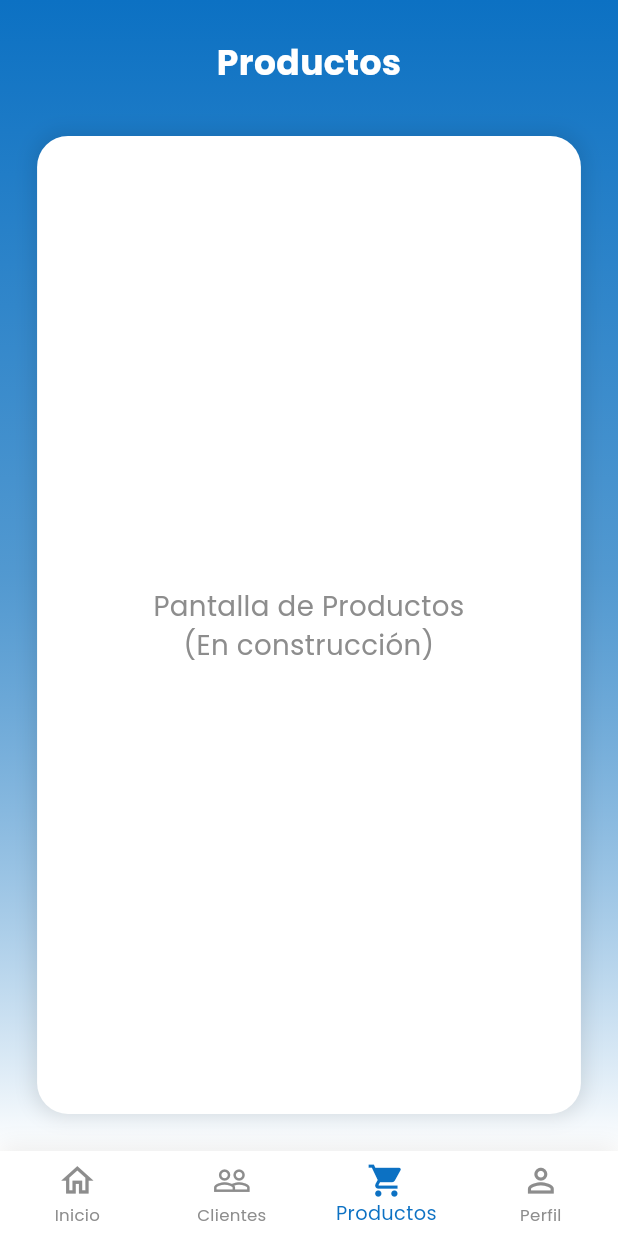
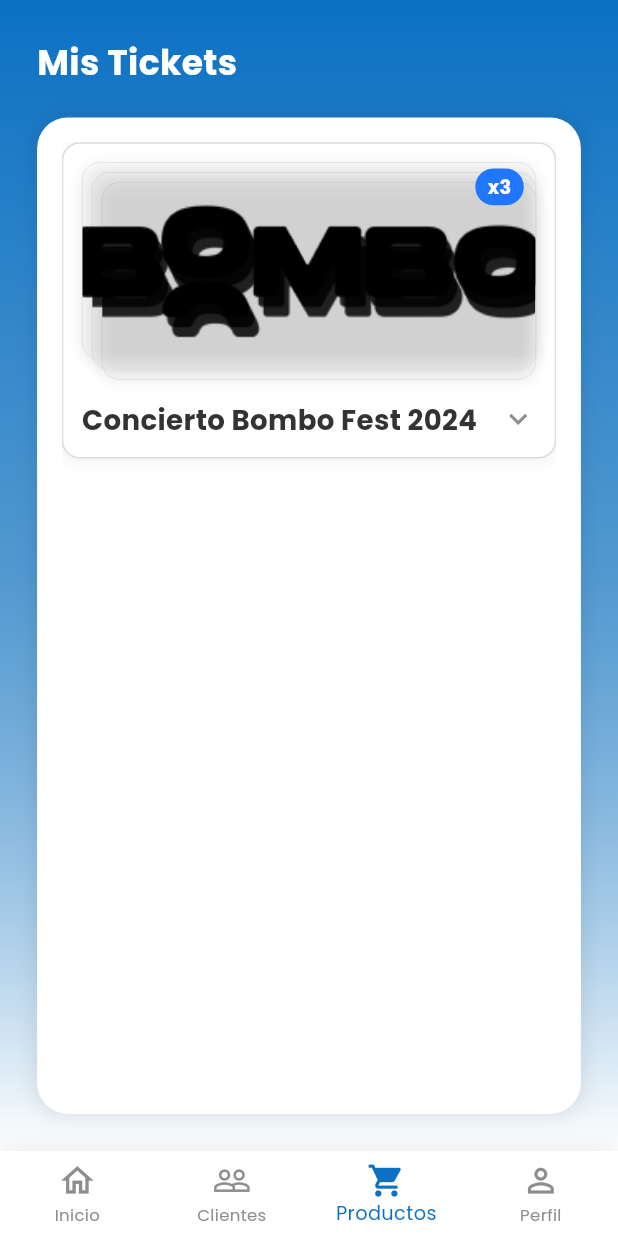
Before and after one commit to AlexJarkov/bombotickets, a Flutter app: the screen it shows after launch, item 3 of the bottom bar chosen, on a phone screen of 412 x 824 dp. Run offline on Flutter 3.47's test engine with Material 3 defaults, Android fonts, the phone set to English and light mode, and no system bars; our stand-ins replace dio, flutter_dotenv, flutter_riverpod, go_router, google_fonts, hooks_riverpod; project files that could hold a hidden picture were left out.

Commit message:
tickets tab created

```diff
--- a/lib/features/shared/presentation/main_layout.dart
+++ b/lib/features/shared/presentation/main_layout.dart
@@ -4,6 +4,7 @@ import 'package:bombotickets/features/auth/providers/auth_provider.dart';
 import 'package:flutter/material.dart';
 import 'package:flutter_riverpod/flutter_riverpod.dart';
 import 'package:go_router/go_router.dart';
+import 'package:bombotickets/features/tickets/presentation/tickets_screen.dart';
 
 class MainLayout extends ConsumerStatefulWidget {
   final int initialIndex;
@@ -235,7 +236,7 @@ class _MainLayoutState extends ConsumerState<MainLayout> {
       case 1:
         return const _ClientesContent();
       case 2:
-        return const _ProductosContent();
+        return const TicketsScreen();
       case 3:
         return const _HomeContent(); // Profile se maneja con bottom sheet
       default:
@@ -457,69 +458,4 @@ class _ClientesContent extends StatelessWidget {
   }
 }
 
-class _ProductosContent extends StatelessWidget {
-  const _ProductosContent();
-
-  @override
-  Widget build(BuildContext context) {
-    final res = Responsive.of(context);
-
-    return Container(
-      decoration: BoxDecoration(
-        gradient: LinearGradient(
-          colors: [
-            AppTheme.primaryColor,
-            AppTheme.primaryColor.withOpacity(0.7),
-            Colors.white,
-          ],
-          begin: Alignment.topCenter,
-          end: Alignment.bottomCenter,
-        ),
-      ),
-      child: SafeArea(
-        child: Padding(
-          padding: EdgeInsets.all(res.wp(6)),
-          child: Column(
-            children: [
-              Text(
-                'Productos',
-                style: TextStyle(
-                  fontSize: res.dp(2.5),
-                  fontWeight: FontWeight.bold,
-                  color: Colors.white,
-                ),
-              ),
-              SizedBox(height: res.hp(4)),
-              Expanded(
-                child: Container(
-                  padding: EdgeInsets.all(res.wp(6)),
-                  decoration: BoxDecoration(
-                    color: Colors.white,
-                    borderRadius: BorderRadius.circular(res.wp(5)),
-                    boxShadow: [
-                      BoxShadow(
-                        color: Colors.black.withOpacity(0.1),
-                        blurRadius: res.wp(2.5),
-                        spreadRadius: res.wp(0.5),
-                      ),
-                    ],
-                  ),
-                  child: Center(
-                    child: Text(
-                      'Pantalla de Productos\n(En construcción)',
-                      style: TextStyle(
-                        fontSize: res.dp(2),
-                        color: AppTheme.grey1,
-                      ),
-                      textAlign: TextAlign.center,
-                    ),
-                  ),
-                ),
-              ),
-            ],
-          ),
-        ),
-      ),
-    );
-  }
-}
+// Reemplazado por TicketsScreen
--- /dev/null
+++ b/lib/features/tickets/entities/ticket.dart
@@ -0,0 +1,45 @@
+import 'package:flutter/material.dart';
+
+enum TicketStatus { activo, usado, vendido }
+
+extension TicketStatusX on TicketStatus {
+  String get label {
+    switch (this) {
+      case TicketStatus.activo:
+        return 'Activo';
+      case TicketStatus.usado:
+        return 'Usado';
+      case TicketStatus.vendido:
+        return 'Vendido';
+    }
+  }
+
+  Color get color {
+    switch (this) {
+      case TicketStatus.activo:
+        return Colors.green;
+      case TicketStatus.usado:
+        return Colors.grey;
+      case TicketStatus.vendido:
+        return Colors.orange;
+    }
+  }
+}
+
+class Ticket {
+  final String id;
+  final String eventName;
+  final String imageAsset;
+  final TicketStatus status;
+  final String? qrAsset; // imagen QR local para demo
+  final String? qrData; // futuro: dato para generar QR
+
+  const Ticket({
+    required this.id,
+    required this.eventName,
+    required this.imageAsset,
+    required this.status,
+    this.qrAsset,
+    this.qrData,
+  });
+}
--- /dev/null
+++ b/lib/features/tickets/presentation/tickets_screen.dart
@@ -0,0 +1,223 @@
+import 'package:bombotickets/config/theme/theme.dart';
+import 'package:bombotickets/features/shared/utils/responsive.dart';
+import 'package:flutter/material.dart';
+import '../entities/ticket.dart';
+import '../widgets/event_tickets_group.dart';
+
+class TicketsScreen extends StatelessWidget {
+  const TicketsScreen({super.key});
+
+  @override
+  Widget build(BuildContext context) {
+    final res = Responsive.of(context);
+    // Tickets hardcodeados para demo
+    const tickets = [
+      Ticket(
+        id: 'TCKT-001',
+        eventName: 'Concierto Bombo Fest 2024',
+        imageAsset: 'assets/images/banner_bombo.png',
+        status: TicketStatus.activo,
+        qrAsset: 'assets/images/qr.png',
+        qrData: 'BOMBO_TICKET_TCKT-001',
+      ),
+      Ticket(
+        id: 'TCKT-002',
+        eventName: 'Concierto Bombo Fest 2024',
+        imageAsset: 'assets/images/banner_bombo.png',
+        status: TicketStatus.activo,
+        qrAsset: 'assets/images/qr.png',
+        qrData: 'BOMBO_TICKET_TCKT-002',
+      ),
+      Ticket(
+        id: 'TCKT-003',
+        eventName: 'Concierto Bombo Fest 2024',
+        imageAsset: 'assets/images/banner_bombo.png',
+        status: TicketStatus.usado,
+        qrAsset: 'assets/images/qr.png',
+        qrData: 'BOMBO_TICKET_TCKT-003',
+      ),
+    ];
+
+    return Container(
+      decoration: BoxDecoration(
+        gradient: LinearGradient(
+          colors: [
+            AppTheme.primaryColor,
+            AppTheme.primaryColor.withOpacity(0.7),
+            Colors.white,
+          ],
+          begin: Alignment.topCenter,
+          end: Alignment.bottomCenter,
+        ),
+      ),
+      child: SafeArea(
+        child: Padding(
+          padding: EdgeInsets.all(res.wp(6)),
+          child: Column(
+            crossAxisAlignment: CrossAxisAlignment.start,
+            children: [
+              Text(
+                'Mis Tickets',
+                style: TextStyle(
+                  fontSize: res.dp(2.5),
+                  fontWeight: FontWeight.bold,
+                  color: Colors.white,
+                ),
+              ),
+              SizedBox(height: res.hp(2.5)),
+
+              Expanded(
+                child: Container(
+                  padding: EdgeInsets.all(res.wp(4)),
+                  decoration: BoxDecoration(
+                    color: Colors.white,
+                    borderRadius: BorderRadius.circular(res.wp(5)),
+                    boxShadow: [
+                      BoxShadow(
+                        color: Colors.black.withOpacity(0.08),
+                        blurRadius: res.wp(2.5),
+                        spreadRadius: res.wp(0.5),
+                      ),
+                    ],
+                  ),
+                  child: _GroupedTickets(
+                    tickets: tickets,
+                    onShowQr: (t) => _showQr(context, t),
+                  ),
+                ),
+              ),
+            ],
+          ),
+        ),
+      ),
+    );
+  }
+
+  void _showQr(BuildContext context, Ticket ticket) {
+    final res = Responsive.of(context);
+
+    showModalBottomSheet(
+      context: context,
+      isScrollControlled: true,
+      backgroundColor: Colors.transparent,
+      builder: (context) => Container(
+        padding: EdgeInsets.all(res.wp(6)),
+        decoration: BoxDecoration(
+          color: Colors.white,
+          borderRadius: BorderRadius.only(
+            topLeft: Radius.circular(res.wp(6)),
+            topRight: Radius.circular(res.wp(6)),
+          ),
+        ),
+        child: Column(
+          mainAxisSize: MainAxisSize.min,
+          crossAxisAlignment: CrossAxisAlignment.center,
+          children: [
+            Container(
+              width: res.wp(12),
+              height: res.hp(0.5),
+              decoration: BoxDecoration(
+                color: Colors.grey[300],
+                borderRadius: BorderRadius.circular(res.wp(2)),
+              ),
+            ),
+            SizedBox(height: res.hp(2)),
+            Text(
+              ticket.eventName,
+              textAlign: TextAlign.center,
+              style: TextStyle(
+                fontSize: res.dp(2.2),
+                fontWeight: FontWeight.w700,
+                color: AppTheme.bodyFontColor,
+              ),
+            ),
+            SizedBox(height: res.hp(2)),
+
+            // Para demo: mostramos imagen de QR local. Si se provee qrData,
+            // se puede reemplazar por un generador de QR (p.ej. qr_flutter).
+            if (ticket.qrAsset != null)
+              ClipRRect(
+                borderRadius: BorderRadius.circular(res.wp(2)),
+                child: Image.asset(
+                  ticket.qrAsset!,
+                  width: res.wp(60),
+                  height: res.wp(60),
+                  fit: BoxFit.contain,
+                ),
+              )
+            else
+              Container(
+                width: res.wp(60),
+                height: res.wp(60),
+                alignment: Alignment.center,
+                decoration: BoxDecoration(
+                  color: AppTheme.greyInputBg,
+                  borderRadius: BorderRadius.circular(res.wp(2)),
+                ),
+                child: const Text('QR no disponible'),
+              ),
+
+            SizedBox(height: res.hp(2)),
+            Text(
+              'Muestra este QR al ingresar al evento',
+              style: TextStyle(
+                color: AppTheme.grey1,
+                fontSize: res.dp(1.6),
+              ),
+            ),
+            SizedBox(height: res.hp(2.5)),
+            SizedBox(
+              width: double.infinity,
+              child: ElevatedButton(
+                onPressed: () => Navigator.pop(context),
+                style: ElevatedButton.styleFrom(
+                  backgroundColor: AppTheme.highlightBlue,
+                  foregroundColor: Colors.white,
+                  padding: EdgeInsets.symmetric(vertical: res.hp(1.6)),
+                  shape: RoundedRectangleBorder(
+                    borderRadius:
+                        BorderRadius.circular(AppTheme.borderRadiusSmall),
+                  ),
+                ),
+                child: const Text('Cerrar'),
+              ),
+            ),
+          ],
+        ),
+      ),
+    );
+  }
+}
+
+class _GroupedTickets extends StatelessWidget {
+  final List<Ticket> tickets;
+  final void Function(Ticket) onShowQr;
+
+  const _GroupedTickets({required this.tickets, required this.onShowQr});
+
+  @override
+  Widget build(BuildContext context) {
+    // Agrupar tickets por evento (clave: nombre del evento)
+    final Map<String, List<Ticket>> groups = {};
+    for (final t in tickets) {
+      groups.putIfAbsent(t.eventName, () => []).add(t);
+    }
+
+    return ListView(
+      children: groups.entries.map((entry) {
+        final eventName = entry.key;
+        final list = entry.value;
+        final image = list.first.imageAsset;
+
+        return EventTicketsGroup(
+          eventName: eventName,
+          imageAsset: image,
+          tickets: list,
+          onShowQr: onShowQr,
+        );
+      }).toList(),
+    );
+  }
+}
+
+// Estado vacío eliminado porque el card está hardcodeado en esta pantalla.
--- /dev/null
+++ b/lib/features/tickets/widgets/event_tickets_group.dart
@@ -0,0 +1,198 @@
+import 'package:bombotickets/config/theme/theme.dart';
+import 'package:bombotickets/features/shared/utils/responsive.dart';
+import 'package:flutter/material.dart';
+import '../entities/ticket.dart';
+import 'ticket_card.dart';
+
+class EventTicketsGroup extends StatefulWidget {
+  final String eventName;
+  final String imageAsset;
+  final List<Ticket> tickets;
+  final void Function(Ticket) onShowQr;
+
+  const EventTicketsGroup({
+    super.key,
+    required this.eventName,
+    required this.imageAsset,
+    required this.tickets,
+    required this.onShowQr,
+  });
+
+  @override
+  State<EventTicketsGroup> createState() => _EventTicketsGroupState();
+}
+
+class _EventTicketsGroupState extends State<EventTicketsGroup> {
+  bool _expanded = false;
+
+  @override
+  Widget build(BuildContext context) {
+    final res = Responsive.of(context);
+
+    return AnimatedCrossFade(
+      crossFadeState:
+          _expanded ? CrossFadeState.showSecond : CrossFadeState.showFirst,
+      duration: const Duration(milliseconds: 250),
+      firstChild: _PilePreview(
+        eventName: widget.eventName,
+        imageAsset: widget.imageAsset,
+        count: widget.tickets.length,
+        onTap: () => setState(() => _expanded = true),
+      ),
+      secondChild: Column(
+        crossAxisAlignment: CrossAxisAlignment.stretch,
+        children: [
+          // Header expanded
+          Row(
+            children: [
+              Expanded(
+                child: Text(
+                  widget.eventName,
+                  style: TextStyle(
+                    fontSize: res.dp(2.2),
+                    fontWeight: FontWeight.w700,
+                    color: AppTheme.bodyFontColor,
+                  ),
+                ),
+              ),
+              IconButton(
+                onPressed: () => setState(() => _expanded = false),
+                icon: const Icon(Icons.expand_less),
+              ),
+            ],
+          ),
+          SizedBox(height: res.hp(1)),
+          ...widget.tickets.map(
+            (t) => TicketCard(
+              ticket: t,
+              onShowQr: () => widget.onShowQr(t),
+            ),
+          ),
+          SizedBox(height: res.hp(2)),
+        ],
+      ),
+    );
+  }
+}
+
+class _PilePreview extends StatelessWidget {
+  final String eventName;
+  final String imageAsset;
+  final int count;
+  final VoidCallback onTap;
+
+  const _PilePreview({
+    required this.eventName,
+    required this.imageAsset,
+    required this.count,
+    required this.onTap,
+  });
+
+  @override
+  Widget build(BuildContext context) {
+    final res = Responsive.of(context);
+    final int layers = count.clamp(1, 3).toInt();
+
+    return GestureDetector(
+      onTap: onTap,
+      child: Container(
+        margin: EdgeInsets.only(bottom: res.hp(2)),
+        padding: EdgeInsets.all(res.wp(3)),
+        decoration: BoxDecoration(
+          color: Colors.white,
+          borderRadius: BorderRadius.circular(AppTheme.borderRadiusNormal),
+          boxShadow: [
+            BoxShadow(
+              color: Colors.black.withOpacity(0.06),
+              blurRadius: res.wp(2),
+              offset: Offset(0, res.hp(0.2)),
+            )
+          ],
+          border: Border.all(color: AppTheme.navBorderColor),
+        ),
+        child: Column(
+          crossAxisAlignment: CrossAxisAlignment.start,
+          children: [
+            // Pila visual de imágenes
+            SizedBox(
+              height: res.hp(18),
+              child: Stack(
+                children: [
+                  for (int i = 0; i < layers; i++)
+                    Positioned(
+                      top: (layers - 1 - i) * res.hp(0.8),
+                      left: (layers - 1 - i) * res.wp(1.6),
+                      right: 0,
+                      child: Opacity(
+                        opacity: i == layers - 1 ? 1 : 0.85,
+                        child: Container(
+                          height: res.hp(16),
+                          decoration: BoxDecoration(
+                            borderRadius: BorderRadius.circular(
+                                AppTheme.borderRadiusNormal),
+                            image: DecorationImage(
+                              image: AssetImage(imageAsset),
+                              fit: BoxFit.cover,
+                            ),
+                            boxShadow: [
+                              BoxShadow(
+                                color: Colors.black.withOpacity(0.07),
+                                blurRadius: res.wp(2),
+                                offset: Offset(0, res.hp(0.2)),
+                              ),
+                            ],
+                            border: Border.all(
+                                color: AppTheme.navBorderColor, width: 0.5),
+                          ),
+                        ),
+                      ),
+                    ),
+                  // Badge de cantidad
+                  Positioned(
+                    right: res.wp(2),
+                    top: res.hp(0.5),
+                    child: Container(
+                      padding: EdgeInsets.symmetric(
+                          vertical: res.hp(0.4), horizontal: res.wp(2)),
+                      decoration: BoxDecoration(
+                        color: AppTheme.highlightBlue,
+                        borderRadius: BorderRadius.circular(999),
+                      ),
+                      child: Text(
+                        'x$count',
+                        style: TextStyle(
+                          color: Colors.white,
+                          fontWeight: FontWeight.bold,
+                          fontSize: res.dp(1.4),
+                        ),
+                      ),
+                    ),
+                  ),
+                ],
+              ),
+            ),
+
+            SizedBox(height: res.hp(1.2)),
+            Row(
+              children: [
+                Expanded(
+                  child: Text(
+                    eventName,
+                    style: TextStyle(
+                      fontSize: res.dp(2.0),
+                      fontWeight: FontWeight.w700,
+                      color: AppTheme.bodyFontColor,
+                    ),
+                    maxLines: 2,
+                    overflow: TextOverflow.ellipsis,
+                  ),
+                ),
+                const Icon(Icons.expand_more, color: AppTheme.grey1),
+              ],
+            ),
+          ],
+        ),
+      ),
+    );
+  }
+}
```
Also changed, not shown: lib/features/tickets/providers/tickets_provider.dart (added, +18 -0 lines), lib/features/tickets/widgets/ticket_card.dart (added, +150 -0 lines), assets/images/bombo.png (added), assets/images/qr.png (added).
